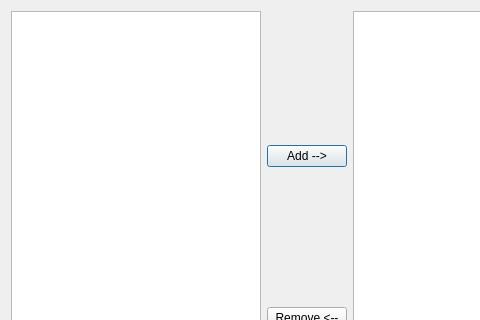
First picture: the form in src/DGLGui/ui/dglbreakpointdialog.ui, repository scygan/debugler, before the edit; both pictures show x 0 to 480 and y 0 to 320 of the 615 by 511 pixel window.
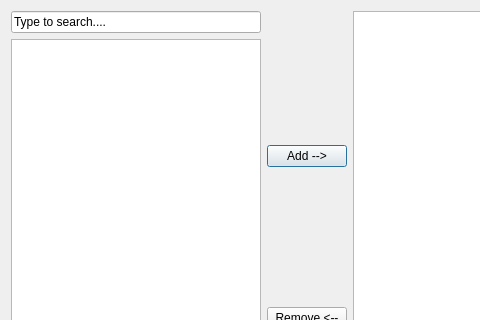
Second picture: the form after the edit.

Commit message: Breakpoint search (WIP)

Patch:
```diff
--- a/src/DGLGui/ui/dglbreakpointdialog.ui
+++ b/src/DGLGui/ui/dglbreakpointdialog.ui
@@ -17,7 +17,18 @@
    <item>
     <layout class="QHBoxLayout" name="horizontalLayout_2">
      <item>
-      <widget class="QListWidget" name="leftListWidget"/>
+      <layout class="QVBoxLayout" name="verticalLayout_3">
+       <item>
+        <widget class="QLineEdit" name="lineSearch">
+         <property name="text">
+          <string>Type to search....</string>
+         </property>
+        </widget>
+       </item>
+       <item>
+        <widget class="QListWidget" name="leftListWidget"/>
+       </item>
+      </layout>
      </item>
      <item>
       <layout class="QVBoxLayout" name="verticalLayout_2">
```
Left out of the diff: 24 changed lines with no effect on the pictures. The commit also changes 2 other files.
